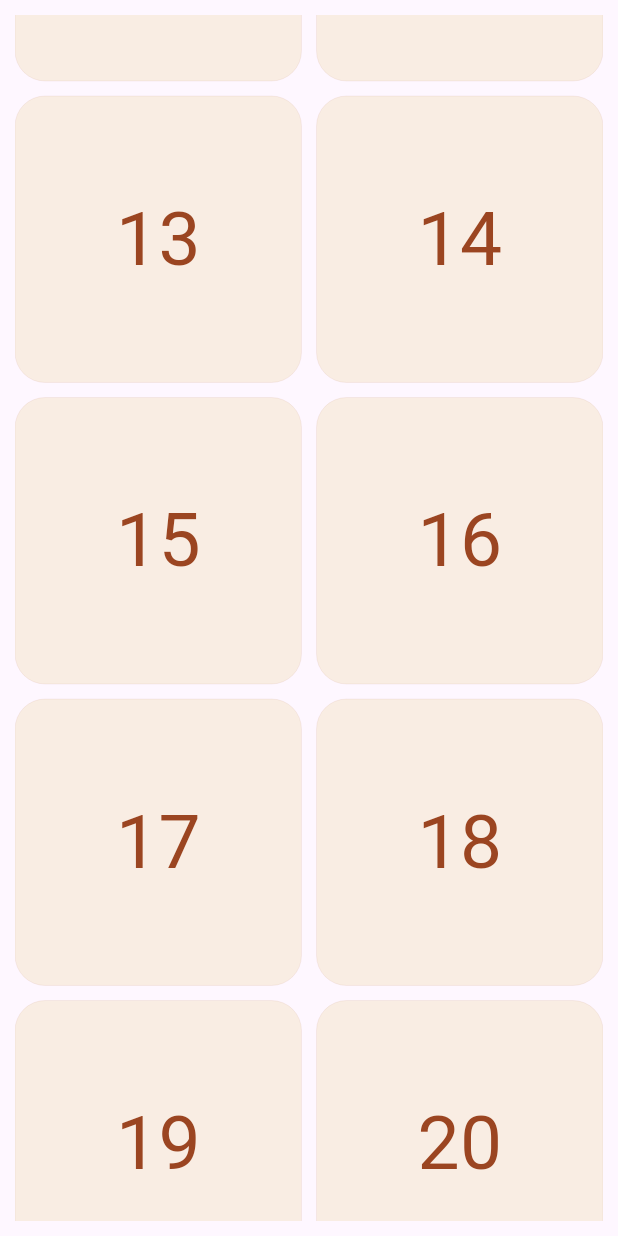
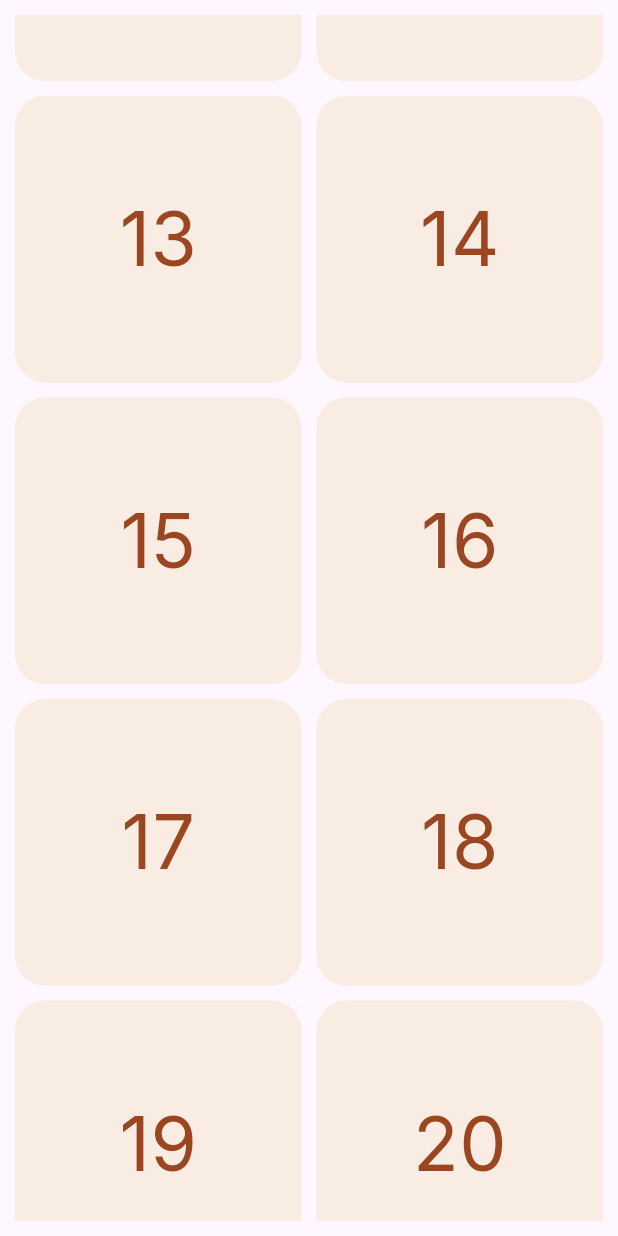
Before and after one commit to lamsalsangam/Flutter, a Flutter app: the screen it shows after launch, scrolled down 1152 dp, on a phone screen of 412 x 824 dp. Run offline on Flutter 3.47's test engine with Material 3 defaults, Android fonts, the phone set to English and light mode, and no system bars; our stand-ins replace firebase_auth, firebase_core, flutter_dotenv, flutter_spinkit, google_fonts; accounts and stored records are empty.

Commit message:
Made the component and used the google_fonts package

```diff
--- /dev/null
+++ b/0. Dev/day_1/lib/components/day_list.dart
@@ -0,0 +1,24 @@
+import 'package:flutter/material.dart';
+
+import 'day_list_item.dart';
+
+class DayList extends StatelessWidget {
+  final List<int> days = List.generate(24, (index) => index + 1);
+
+  DayList({super.key});
+
+  @override
+  Widget build(BuildContext context) {
+    return GridView.builder(
+      gridDelegate: const SliverGridDelegateWithFixedCrossAxisCount(
+        crossAxisCount: 2,
+        crossAxisSpacing: 10,
+        mainAxisSpacing: 10,
+      ),
+      itemCount: days.length,
+      itemBuilder: (context, index) {
+        return DayListItem(day: days[index]);
+      },
+    );
+  }
+}
--- /dev/null
+++ b/0. Dev/day_1/lib/components/day_list_item.dart
@@ -0,0 +1,31 @@
+import 'package:flutter/material.dart';
+import 'package:google_fonts/google_fonts.dart';
+
+class DayListItem extends StatelessWidget {
+  final int day;
+
+  const DayListItem({super.key, required this.day});
+
+  @override
+  Widget build(BuildContext context) {
+    return Container(
+      decoration: BoxDecoration(
+        color: const Color(0xFFF9EDE3),
+        borderRadius: BorderRadius.circular(20),
+        border: Border.all(
+          color: const Color(0xFF9B4521),
+          width: 0.01,
+        ),
+      ),
+      child: Center(
+        child: Text(
+          day.toString(),
+          style: GoogleFonts.inter(
+            fontSize: 50,
+            color: const Color(0xFF9B4521),
+          ),
+        ),
+      ),
+    );
+  }
+}
--- a/0. Dev/day_1/lib/main.dart
+++ b/0. Dev/day_1/lib/main.dart
@@ -1,6 +1,7 @@
 import 'package:flutter/material.dart';
+import 'package:google_fonts/google_fonts.dart';
 
-List<int> days = [...List.generate(24, (index) => index + 1)];
+import 'components/day_list.dart';
 
 void main() {
   runApp(const MyApp());
@@ -11,35 +12,31 @@ class MyApp extends StatelessWidget {
 
   @override
   Widget build(BuildContext context) {
-    return MaterialApp(
-      title: "React Native <-> Flutter",
+    return const MaterialApp(
       home: Scaffold(
-        body: Padding(
-          padding: const EdgeInsets.all(10.0),
-          child: GridView.count(
-            crossAxisCount: 2,
-            mainAxisSpacing: 10,
-            crossAxisSpacing: 10,
-            children: days.map((day) => Container(
-              decoration: BoxDecoration(
-                color: const Color(0xFFF9EDE3),
-                border: Border.all(
-                  color: const Color(0xFF9B4521),
-                  width: 0.05
-                ),
-                  borderRadius: BorderRadius.circular(20),
-              ),
-              child: Center(
-                child: Text(
-                  '$day',
-                  style: const TextStyle(
-                    color: Color(0xFF9B4521),
-                    fontSize: 50,
-                  ),
-                ),
-              ),
-            )).toList(),
-          ),
+        body: App(),
+      ),
+    );
+  }
+}
+
+class App extends StatelessWidget {
+  const App({super.key});
+
+  @override
+  Widget build(BuildContext context) {
+    return Scaffold(
+      body: Padding(
+        padding: const EdgeInsets.all(10.0),
+        child: FutureBuilder(
+          // Simulate font loading with Future.delayed
+          future: Future.delayed(const Duration(seconds: 3)),
+          builder: (context, snapshot) {
+            if (snapshot.connectionState == ConnectionState.waiting) {
+              return const Center(child: CircularProgressIndicator());
+            }
+            return DayList();
+          },
         ),
       ),
     );
--- a/0. Dev/day_1/pubspec.yaml
+++ b/0. Dev/day_1/pubspec.yaml
@@ -31,6 +31,8 @@ dependencies:
   flutter:
     sdk: flutter
 
+  google_fonts: ^6.1.0
+
 
   # The following adds the Cupertino Icons font to your application.
   # Use with the CupertinoIcons class for iOS style icons.
@@ -45,7 +47,7 @@ dev_dependencies:
   # activated in the `analysis_options.yaml` file located at the root of your
   # package. See that file for information about deactivating specific lint
   # rules and activating additional ones.
-  flutter_lints: ^2.0.0
+  flutter_lints: ^3.0.1
 
 # For information on the generic Dart part of this file, see the
 # following page: https://dart.dev/tools/pub/pubspec
```
Also changed, not shown: 0. Dev/day_1/pubspec.lock.
